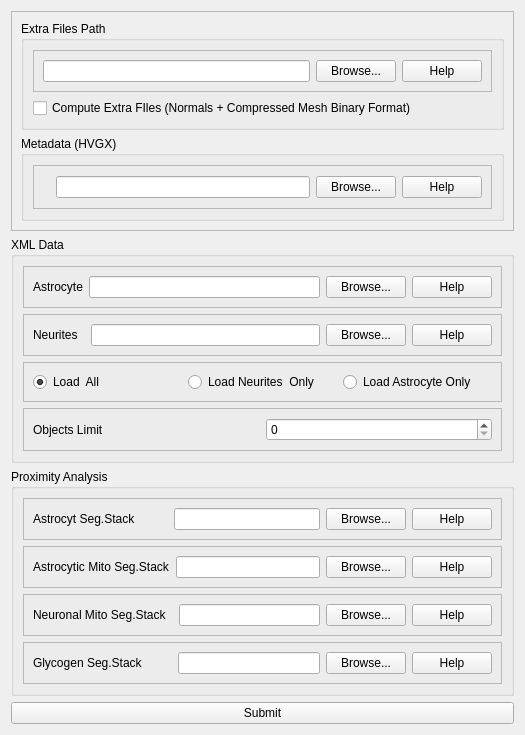
Before: the Qt Designer form inputform.ui in haneensa/Abstractocyte, drawn with Qt 5.
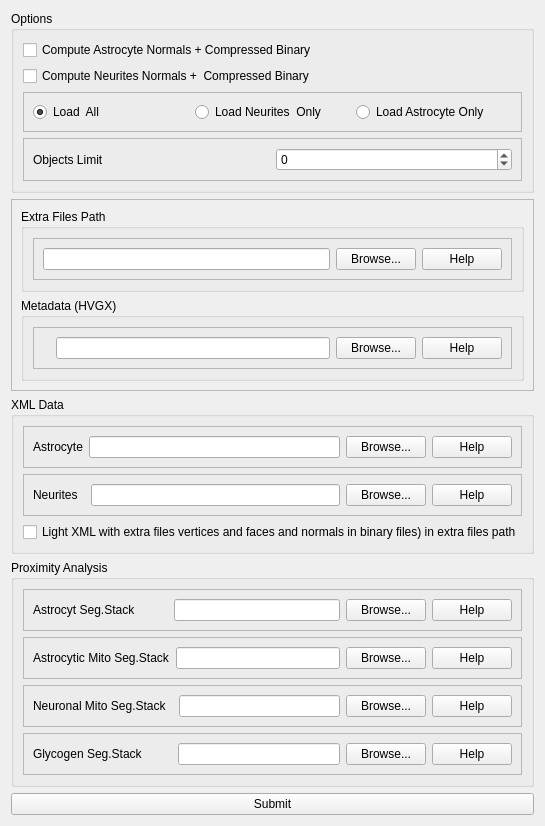
After: the same form once the commit is applied.

Commit message: better input form with options to pre compute binary files

```diff
--- a/inputform.ui
+++ b/inputform.ui
@@ -7,13 +7,104 @@
     <x>0</x>
     <y>0</y>
     <width>525</width>
-    <height>735</height>
+    <height>753</height>
    </rect>
   </property>
   <property name="windowTitle">
    <string>Form</string>
   </property>
-  <layout class="QVBoxLayout" name="verticalLayout_4">
+  <layout class="QVBoxLayout" name="verticalLayout_5">
+   <item>
+    <widget class="QGroupBox" name="groupBox_5">
+     <property name="title">
+      <string>Options</string>
+     </property>
+     <layout class="QVBoxLayout" name="verticalLayout_4">
+      <item>
+       <widget class="QCheckBox" name="checkBox_astrocyte_extrafiles">
+        <property name="text">
+         <string>Compute Astrocyte Normals + Compressed Binary </string>
+        </property>
+       </widget>
+      </item>
+      <item>
+       <widget class="QCheckBox" name="checkBox_neurites_extrafiles">
+        <property name="text">
+         <string>Compute Neurites Normals +  Compressed Binary </string>
+        </property>
+       </widget>
+      </item>
+      <item>
+       <widget class="QFrame" name="frame_10">
+        <property name="frameShape">
+         <enum>QFrame::StyledPanel</enum>
+        </property>
+        <property name="frameShadow">
+         <enum>QFrame::Raised</enum>
+        </property>
+        <layout class="QGridLayout" name="gridLayout_2">
+         <item row="0" column="2">
+          <widget class="QRadioButton" name="radioButton_load_astrocyte">
+           <property name="text">
+            <string>Load Astrocyte Only</string>
+           </property>
+          </widget>
+         </item>
+         <item row="0" column="1">
+          <widget class="QRadioButton" name="radioButton_load_neurites">
+           <property name="text">
+            <string>Load Neurites  Only</string>
+           </property>
+          </widget>
+         </item>
+         <item row="0" column="0">
+          <widget class="QRadioButton" name="radioButton_load_all">
+           <property name="text">
+            <string>Load  All</string>
+           </property>
+           <property name="checked">
+            <bool>true</bool>
+           </property>
+          </widget>
+         </item>
+        </layout>
+       </widget>
+      </item>
+      <item>
+       <widget class="QFrame" name="frame_11">
+        <property name="frameShape">
+         <enum>QFrame::StyledPanel</enum>
+        </property>
+        <property name="frameShadow">
+         <enum>QFrame::Raised</enum>
+        </property>
+        <layout class="QGridLayout" name="gridLayout_3">
+         <item row="0" column="0">
+          <widget class="QLabel" name="label_2">
+           <property name="text">
+            <string>Objects Limit</string>
+           </property>
+          </widget>
+         </item>
+         <item row="0" column="1">
+          <widget class="QSpinBox" name="spinBox_limit">
+           <property name="wrapping">
+            <bool>true</bool>
+           </property>
+           <property name="minimum">
+            <number>0</number>
+           </property>
+           <property name="maximum">
+            <number>1000000000</number>
+           </property>
+          </widget>
+         </item>
+        </layout>
+       </widget>
+      </item>
+     </layout>
+    </widget>
+   </item>
    <item>
     <widget class="QFrame" name="frame_9">
      <property name="frameShape">
@@ -23,7 +114,7 @@
       <enum>QFrame::Raised</enum>
      </property>
      <layout class="QGridLayout" name="gridLayout">
-      <item row="0" column="0">
+      <item row="1" column="0">
        <widget class="QGroupBox" name="groupBox_4">
         <property name="title">
          <string>Extra Files Path</string>
@@ -73,17 +164,10 @@
            </layout>
           </widget>
          </item>
-         <item>
-          <widget class="QCheckBox" name="checkBox_extra_files">
-           <property name="text">
-            <string>Compute Extra FIles (Normals + Compressed Mesh Binary Format)</string>
-           </property>
-          </widget>
-         </item>
         </layout>
        </widget>
       </item>
-      <item row="1" column="0">
+      <item row="2" column="0">
        <widget class="QGroupBox" name="groupBox_3">
         <property name="title">
          <string>Metadata (HVGX) </string>
@@ -210,68 +294,10 @@
        </widget>
       </item>
       <item>
-       <widget class="QFrame" name="frame_10">
-        <property name="frameShape">
-         <enum>QFrame::StyledPanel</enum>
+       <widget class="QCheckBox" name="checkBox_lightXML">
+        <property name="text">
+         <string>Light XML with extra files vertices and faces and normals in binary files) in extra files path</string>
         </property>
-        <property name="frameShadow">
-         <enum>QFrame::Raised</enum>
-        </property>
-        <layout class="QGridLayout" name="gridLayout_2">
-         <item row="0" column="0">
-          <widget class="QRadioButton" name="radioButton_load_all">
-           <property name="text">
-            <string>Load  All</string>
-           </property>
-           <property name="checked">
-            <bool>true</bool>
-           </property>
-          </widget>
-         </item>
-         <item row="0" column="1">
-          <widget class="QRadioButton" name="radioButton_load_neurites">
-           <property name="text">
-            <string>Load Neurites  Only</string>
-           </property>
-          </widget>
-         </item>
-         <item row="0" column="2">
-          <widget class="QRadioButton" name="radioButton_load_astrocyte">
-           <property name="text">
-            <string>Load Astrocyte Only</string>
-           </property>
-          </widget>
-         </item>
-        </layout>
-       </widget>
-      </item>
-      <item>
-       <widget class="QFrame" name="frame_11">
-        <property name="frameShape">
-         <enum>QFrame::StyledPanel</enum>
-        </property>
-        <property name="frameShadow">
-         <enum>QFrame::Raised</enum>
-        </property>
-        <layout class="QGridLayout" name="gridLayout_3">
-         <item row="0" column="0">
-          <widget class="QLabel" name="label_2">
-           <property name="text">
-            <string>Objects Limit</string>
-           </property>
-          </widget>
-         </item>
-         <item row="0" column="1">
-          <widget class="QSpinBox" name="spinBox_limit">
-           <property name="minimum">
-            <number>0</number>
-           </property>
-           <property name="maximum">
-            <number>1000000000</number>
-           </property>
-          </widget>
-         </item>
-        </layout>
        </widget>
       </item>
      </layout>
```
The commit also changes 5 other files.
